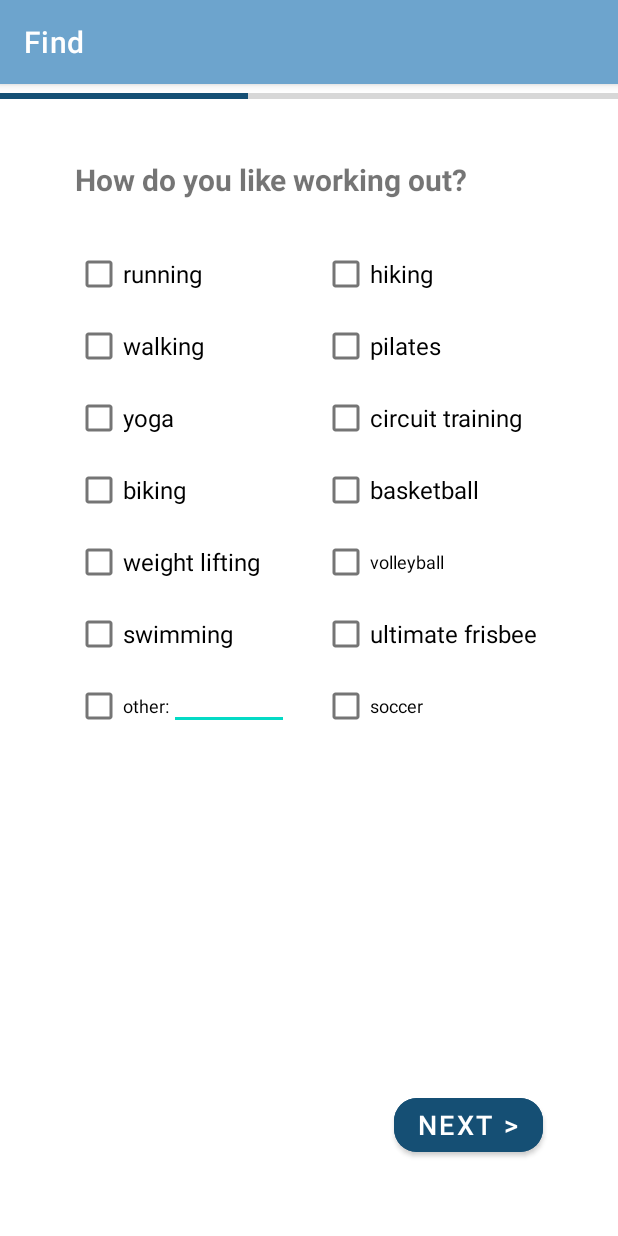
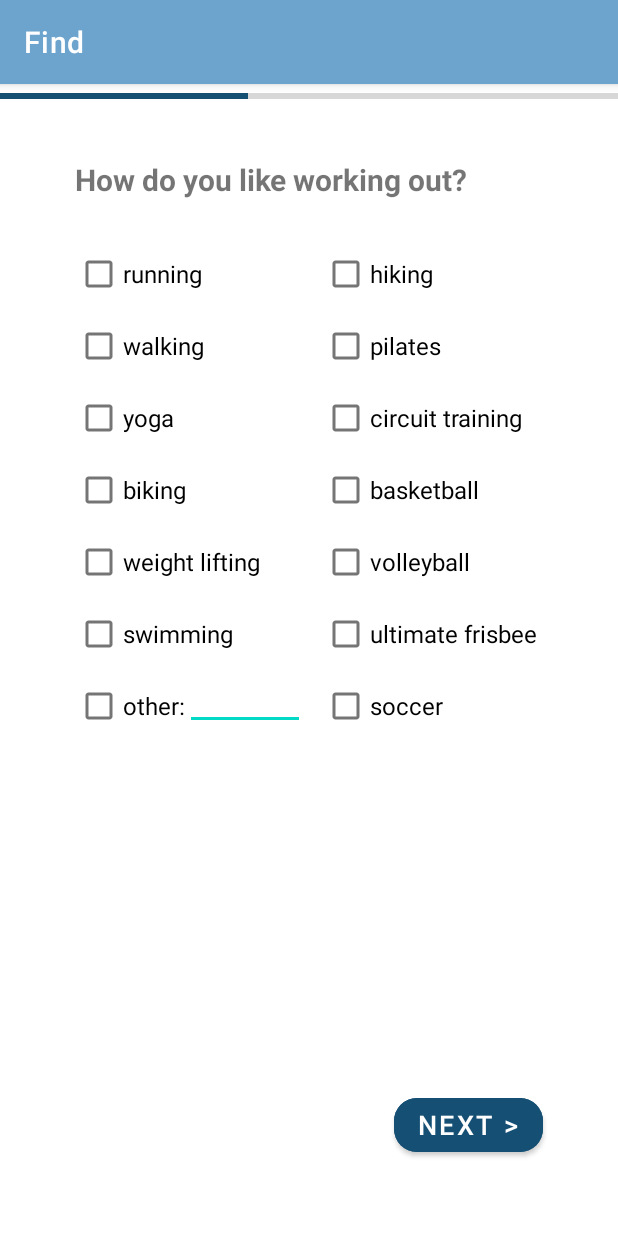
Before and after one commit to rafreitag/coen268-group1-app, an Android app: the Find1Activity screen opened directly, with no data from a screen before it, on a phone screen of 412 x 824 dp. Run offline under Robolectric (Android 15) with nearby library versions, the phone set to English and light mode, and no system bars; our stand-ins replace Firebase (no records; nobody signed in at launch, a user with empty details on screens opened directly).

Commit message:
added back button to requests, fixed font sizes on preferences

```diff
--- a/FitnessMatch/app/src/main/AndroidManifest.xml
+++ b/FitnessMatch/app/src/main/AndroidManifest.xml
@@ -67,11 +67,11 @@
         <activity
             android:name=".NewFindActivity"
             android:label="Matches"
-            android:parentActivityName=".HomeActivity"
-            ></activity>
-        <activity android:name=".RequestsActivity"
+            android:parentActivityName=".HomeActivity"></activity>
+        <activity
+            android:name=".RequestsActivity"
             android:label="Requests"
-            ></activity>
+            android:parentActivityName=".HomeActivity"></activity>
 
     </application>
 
--- a/FitnessMatch/app/src/main/res/layout/activity_find1.xml
+++ b/FitnessMatch/app/src/main/res/layout/activity_find1.xml
@@ -75,7 +75,7 @@
         android:layout_height="wrap_content"
         android:layout_marginStart="50dp"
         android:text="other:"
-        android:textSize="12sp"
+        android:textSize="16sp"
         app:layout_constraintStart_toStartOf="parent"
         app:layout_constraintTop_toBottomOf="@+id/cb_swimming" />
 
@@ -165,7 +165,7 @@
         android:layout_width="wrap_content"
         android:layout_height="wrap_content"
         android:text="volleyball"
-        android:textSize="12sp"
+        android:textSize="16sp"
         app:layout_constraintStart_toStartOf="@+id/cb_basketball"
         app:layout_constraintTop_toBottomOf="@+id/cb_basketball" />
 
@@ -174,7 +174,7 @@
         android:layout_width="wrap_content"
         android:layout_height="wrap_content"
         android:text="soccer"
-        android:textSize="12sp"
+        android:textSize="16sp"
         app:layout_constraintStart_toStartOf="@+id/cb_ultimate_frisbee"
         app:layout_constraintTop_toBottomOf="@+id/cb_ultimate_frisbee" />
 
```
